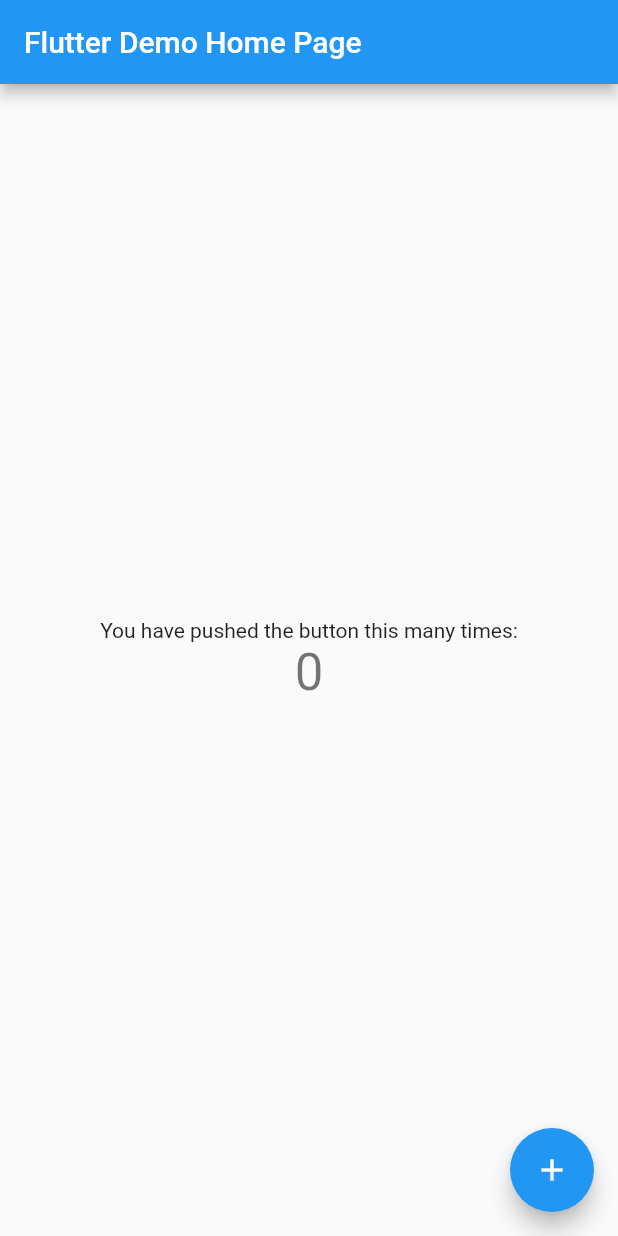
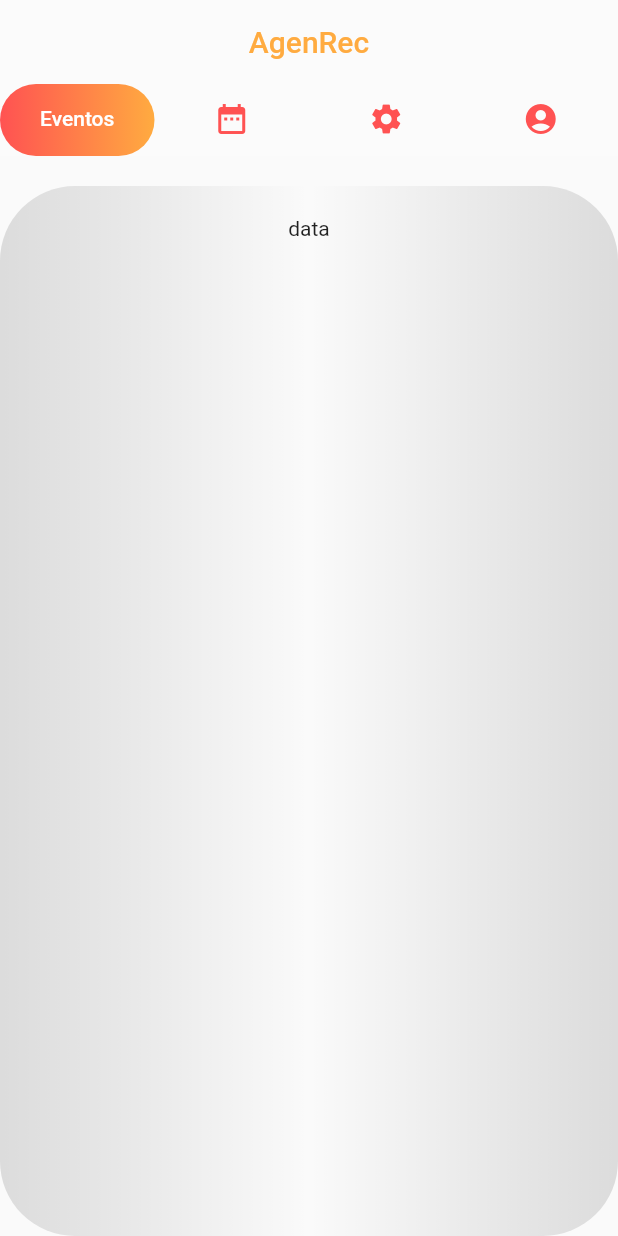
Before and after one commit to EnmanuelEstrella22/ProyectoFlutter, a Flutter app: the screen it shows after launch, on a phone screen of 412 x 824 dp. Run offline on Flutter 3.47's test engine with Material 2 defaults, Android fonts, the phone set to English and light mode, and no system bars; Roboto replaces fonts that are missing (Time New Roman).

Commit message:
Agregando 2 archivos mas (MyHomePage y HomePage) para trabajar con el menu principal

```diff
--- a/agenda/lib/main.dart
+++ b/agenda/lib/main.dart
@@ -1,111 +1,4 @@
+import 'package:agenda/src/pages/MyHomePage.dart';
 import 'package:flutter/material.dart';
 
 void main() => runApp(MyApp());
-
-class MyApp extends StatelessWidget {
-  // This widget is the root of your application.
-  @override
-  Widget build(BuildContext context) {
-    return MaterialApp(
-      title: 'Flutter Demo',
-      theme: ThemeData(
-        // This is the theme of your application.
-        //
-        // Try running your application with "flutter run". You'll see the
-        // application has a blue toolbar. Then, without quitting the app, try
-        // changing the primarySwatch below to Colors.green and then invoke
-        // "hot reload" (press "r" in the console where you ran "flutter run",
-        // or simply save your changes to "hot reload" in a Flutter IDE).
-        // Notice that the counter didn't reset back to zero; the application
-        // is not restarted.
-        primarySwatch: Colors.blue,
-      ),
-      home: MyHomePage(title: 'Flutter Demo Home Page'),
-    );
-  }
-}
-
-class MyHomePage extends StatefulWidget {
-  MyHomePage({Key key, this.title}) : super(key: key);
-
-  // This widget is the home page of your application. It is stateful, meaning
-  // that it has a State object (defined below) that contains fields that affect
-  // how it looks.
-
-  // This class is the configuration for the state. It holds the values (in this
-  // case the title) provided by the parent (in this case the App widget) and
-  // used by the build method of the State. Fields in a Widget subclass are
-  // always marked "final".
-
-  final String title;
-
-  @override
-  _MyHomePageState createState() => _MyHomePageState();
-}
-
-class _MyHomePageState extends State<MyHomePage> {
-  int _counter = 0;
-
-  void _incrementCounter() {
-    setState(() {
-      // This call to setState tells the Flutter framework that something has
-      // changed in this State, which causes it to rerun the build method below
-      // so that the display can reflect the updated values. If we changed
-      // _counter without calling setState(), then the build method would not be
-      // called again, and so nothing would appear to happen.
-      _counter++;
-    });
-  }
-
-  @override
-  Widget build(BuildContext context) {
-    // This method is rerun every time setState is called, for instance as done
-    // by the _incrementCounter method above.
-    //
-    // The Flutter framework has been optimized to make rerunning build methods
-    // fast, so that you can just rebuild anything that needs updating rather
-    // than having to individually change instances of widgets.
-    return Scaffold(
-      appBar: AppBar(
-        // Here we take the value from the MyHomePage object that was created by
-        // the App.build method, and use it to set our appbar title.
-        title: Text(widget.title),
-      ),
-      body: Center(
-        // Center is a layout widget. It takes a single child and positions it
-        // in the middle of the parent.
-        child: Column(
-          // Column is also layout widget. It takes a list of children and
-          // arranges them vertically. By default, it sizes itself to fit its
-          // children horizontally, and tries to be as tall as its parent.
-          //
-          // Invoke "debug painting" (press "p" in the console, choose the
-          // "Toggle Debug Paint" action from the Flutter Inspector in Android
-          // Studio, or the "Toggle Debug Paint" command in Visual Studio Code)
-          // to see the wireframe for each widget.
-          //
-          // Column has various properties to control how it sizes itself and
-          // how it positions its children. Here we use mainAxisAlignment to
-          // center the children vertically; the main axis here is the vertical
-          // axis because Columns are vertical (the cross axis would be
-          // horizontal).
-          mainAxisAlignment: MainAxisAlignment.center,
-          children: <Widget>[
-            Text(
-              'You have pushed the button this many times:',
-            ),
-            Text(
-              '$_counter',
-              style: Theme.of(context).textTheme.display1,
-            ),
-          ],
-        ),
-      ),
-      floatingActionButton: FloatingActionButton(
-        onPressed: _incrementCounter,
-        tooltip: 'Increment',
-        child: Icon(Icons.add),
-      ), // This trailing comma makes auto-formatting nicer for build methods.
-    );
-  }
-}
--- /dev/null
+++ b/agenda/lib/src/pages/HomePage.dart
@@ -0,0 +1,79 @@
+import 'package:flutter/material.dart';
+
+class HomePage extends StatelessWidget {
+  @override
+  Widget build(BuildContext context) {
+    return DefaultTabController(
+      length: 4,
+      child: Scaffold(
+        appBar: AppBar(
+          centerTitle: true,
+          title: Text("AgenRec",style: TextStyle(
+            color: Colors.orangeAccent,fontFamily: "Time New Roman"
+          ),),
+          backgroundColor: Colors.white10,
+          elevation: 0,
+          bottom: TabBar(
+            unselectedLabelColor: Colors.redAccent,
+            indicator: BoxDecoration(
+              gradient: LinearGradient(colors: [Colors.redAccent,Colors.orangeAccent]),
+              borderRadius: BorderRadius.circular(50),
+              color: Colors.redAccent
+            ),
+            tabs: <Widget>[
+              Tab(
+                child: Center(
+                    child: Text("Eventos"),
+                  ),
+                ),
+                Tab(
+                child: Align(
+                  alignment: Alignment.center,
+                  child: Icon(Icons.date_range)
+                ),
+                ),
+                Tab(
+                child: Align(
+                  alignment: Alignment.center,
+                  child: Icon(Icons.settings),
+                ),
+                ),
+                Tab(
+                child: Align(
+                  alignment: Alignment.center,
+                  child: Icon(Icons.account_circle),
+                ),
+                )
+            ],
+          ),
+        ),
+        body: TabBarView(
+          children: <Widget>[
+            Container(
+              child: ListView(
+                padding: EdgeInsets.only(top: 20.0),
+                children: <Widget>[
+                  Center(
+                    child: Text("data"),
+                  )
+                ],
+              ),
+
+              decoration: BoxDecoration(
+                // shape: BoxShape.circle,
+                gradient: LinearGradient(colors: [Colors.black12,Colors.transparent,Colors.black12]),
+                borderRadius: BorderRadius.only(bottomRight: Radius.circular(50.0),topLeft: Radius.circular(50.0),
+                topRight: Radius.circular(50.0),bottomLeft: Radius.circular(50.0)
+                )
+              ),
+              margin: EdgeInsets.only(top: 20.0),
+            ),
+            Icon(Icons.ac_unit),
+            Icon(Icons.ac_unit),
+            Icon(Icons.ac_unit),
+          ],
+        ),
+      ),
+    );
+  }
+}
--- /dev/null
+++ b/agenda/lib/src/pages/MyHomePage.dart
@@ -0,0 +1,13 @@
+import 'package:flutter/material.dart';
+
+import 'HomePage.dart';
+
+class MyApp extends StatelessWidget {
+  @override
+  Widget build(BuildContext context) {
+    return MaterialApp(
+      debugShowCheckedModeBanner: false,
+      home: HomePage(),
+    );
+  }
+}
```
